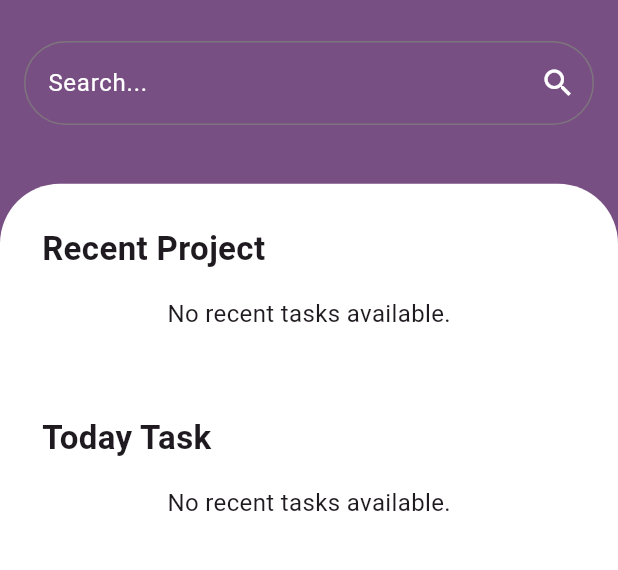
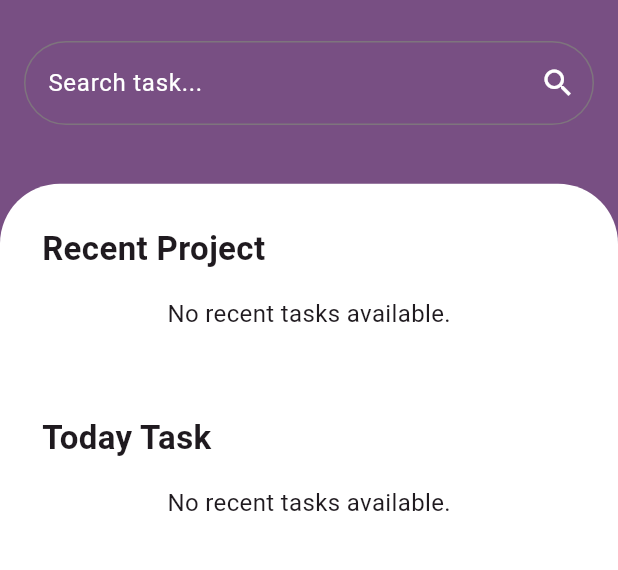
Before and after one commit to DangCaoHau2004/task_manager_app, a Flutter app: the screen it shows once a user with an empty profile is signed in, on a phone screen of 412 x 824 dp, the part 67-637 px from its top. Run offline on Flutter 3.47's test engine with Material 3 defaults, Android fonts, the phone set to English and light mode, and no system bars; our stand-ins replace cloud_firestore, firebase_auth, firebase_core, flutter_riverpod, percent_indicator, shared_preferences; accounts and stored records are empty.

Commit message:
update search task feature

```diff
--- a/lib/screens/all_task.dart
+++ b/lib/screens/all_task.dart
@@ -114,7 +114,7 @@ class _AllTaskScreenState extends ConsumerState<AllTaskScreen> {
                       borderRadius: BorderRadius.circular(40.0),
                       borderSide: const BorderSide(color: Colors.black),
                     ),
-                    hintText: "Search...",
+                    hintText: "Search task...",
                     suffixIcon: IconButton(
                       onPressed: _searchElement,
                       icon: const Icon(Icons.search),
--- a/lib/screens/home.dart
+++ b/lib/screens/home.dart
@@ -76,7 +76,7 @@ class _HomeScreenState extends ConsumerState<HomeScreen> {
                     borderRadius: BorderRadius.circular(40.0),
                     borderSide: const BorderSide(color: Colors.black),
                   ),
-                  hintText: "Search...",
+                  hintText: "Search task...",
                   hintStyle: const TextStyle(color: Colors.white),
                   suffixIcon: IconButton(
                     onPressed: _searchElement,
```
